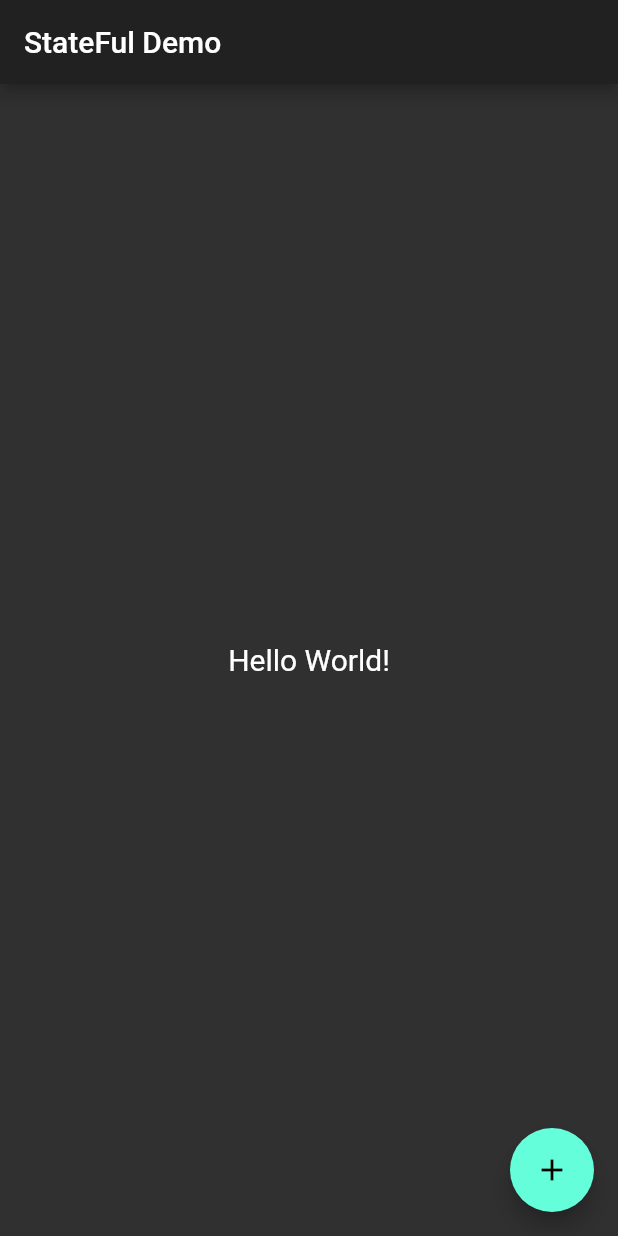
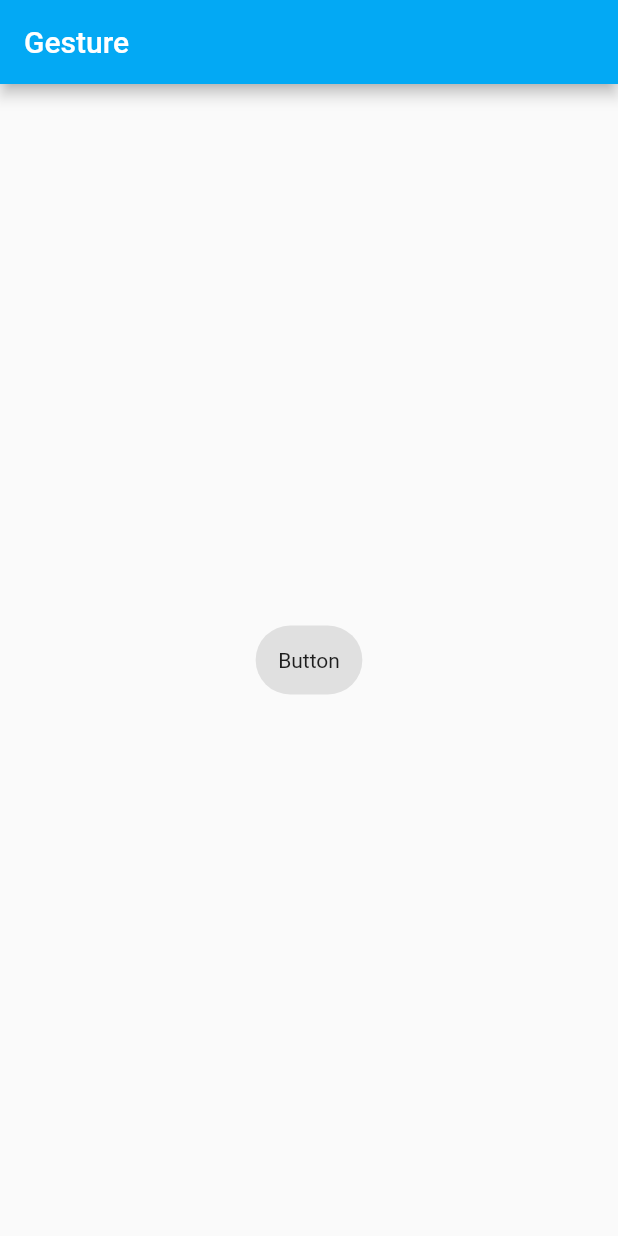
Before and after one commit to deepakverma4/helloFlutter, a Flutter app: the screen it shows after launch, on a phone screen of 412 x 824 dp. Run offline on Flutter 3.47's test engine with Material 2 defaults, Android fonts, the phone set to English and light mode, and no system bars.

Commit message:
tested appbar action iconButton, added bottomNavigationBar, understanding gestures

```diff
--- /dev/null
+++ b/lib/gesture.dart
@@ -0,0 +1,39 @@
+import "package:flutter/material.dart";
+
+class Gesture extends StatelessWidget{
+  @override
+  Widget build(BuildContext context){
+    return new Scaffold(
+      appBar: new AppBar(
+        title: new Text('Gesture'),
+        backgroundColor: Colors.lightBlue,
+      ),
+      body: new Center(
+        child: new CustomButton(),
+      ),
+    );
+  }
+}
+
+class CustomButton extends StatelessWidget{
+  @override
+  Widget build(BuildContext context){
+    return new GestureDetector(
+      onTap: (){
+        final snackbar = new SnackBar(content: new Text( "My SnackBar"),
+        backgroundColor: Theme.of(context).backgroundColor,
+
+        );
+        Scaffold.of(context).showSnackBar(snackbar);
+      },
+      child: new Container(
+        padding: const EdgeInsets.all(15.0),
+        decoration: new BoxDecoration(
+          color: Theme.of(context).buttonColor,
+          borderRadius: new BorderRadius.circular(55.0)
+        ),
+        child: new Text("Button"),
+      ),
+    );
+  }
+}
--- a/lib/main.dart
+++ b/lib/main.dart
@@ -1,5 +1,6 @@
 import 'package:flutter/material.dart';
-
+import "newhome.dart";
+import 'gesture.dart';
 void main(){
    runApp(new MyApp());
 }
@@ -9,11 +10,7 @@ class MyApp extends StatelessWidget {
   Widget build(BuildContext context) {
     return new MaterialApp(
       title: "My App",
-      home: new HomePage(),
-      theme: new ThemeData(
-        primarySwatch: Colors.cyan,
-        brightness: Brightness.dark
-      ),
+      home: new Gesture()
     );
   }
 }
```
Also changed, not shown: lib/newhome.dart (added, +42 -0 lines).
